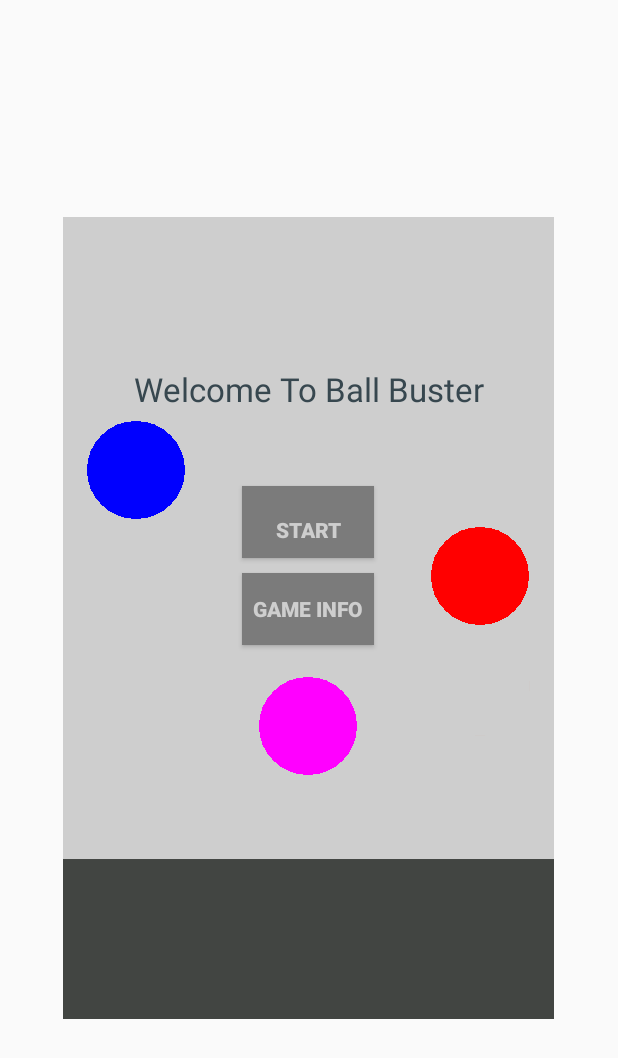
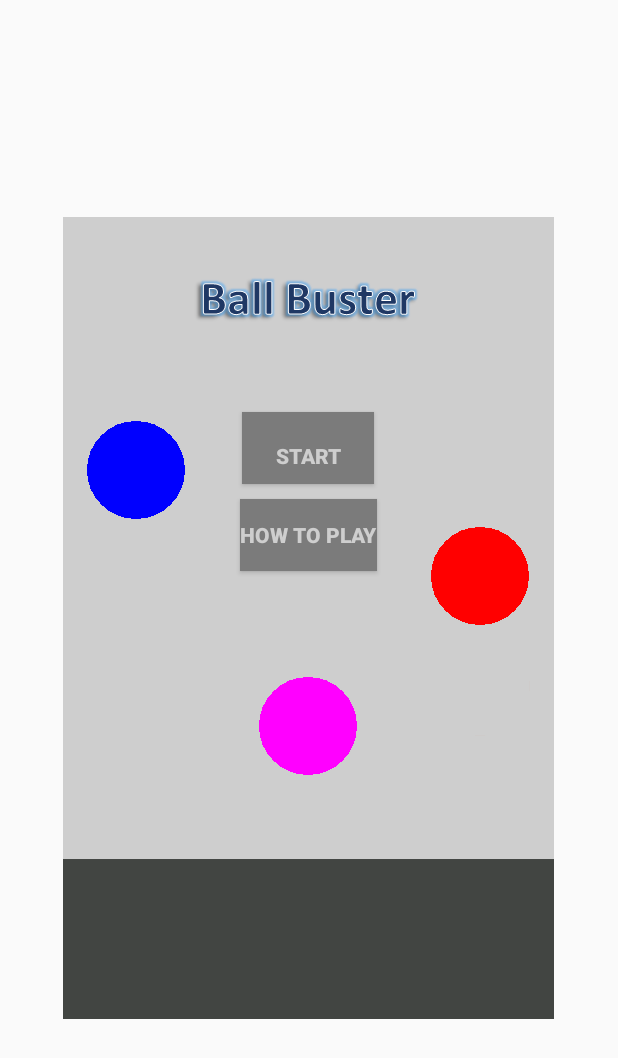
Before and after one commit to daviddevore11/BallBuster, an Android app: the screen it shows after launch (MainActivity), on a phone screen of 412 x 824 dp. Shown: the top 1058 px of the screen. Run offline under Robolectric (Android 15) with nearby library versions, the phone set to English and light mode, and no system bars.

Commit message:
Added a new title as an image view with a custom made title image.  Also added an updated how to play picture as well as an app icon that I made myself in photoshop.

```diff
--- a/app/src/main/AndroidManifest.xml
+++ b/app/src/main/AndroidManifest.xml
@@ -4,7 +4,7 @@
 
     <application
         android:allowBackup="true"
-        android:icon="@mipmap/ic_launcher"
+        android:icon="@mipmap/ballbuster_launcher"
         android:label="@string/app_name"
         android:theme="@style/AppTheme" >
         <activity
--- a/app/src/main/java/edu/augustana/csc490/ballbuster/MainMenuFragment.java
+++ b/app/src/main/java/edu/augustana/csc490/ballbuster/MainMenuFragment.java
@@ -6,18 +6,16 @@ import android.view.LayoutInflater;
 import android.view.View;
 import android.view.ViewGroup;
 import android.widget.Button;
+import android.widget.ImageView;
 import android.widget.LinearLayout;
 import android.widget.TextView;
 
-/**
- * Created by Owner on 4/7/2015.
- */
 public class MainMenuFragment extends Fragment {
 
     private Button startButton;
     private Button howToButton;
     private Button backButton;
-    private TextView title;
+    private ImageView title;
     private LinearLayout linearLayout;
 
     @Override
@@ -26,7 +24,7 @@ public class MainMenuFragment extends Fragment {
         View view = inflater.inflate(R.layout.fragment_menu, container, false);
 
         linearLayout = (LinearLayout) view.findViewById(R.id.linearLayout);
-        title = (TextView) view.findViewById(R.id.weclomeTitle);
+        title = (ImageView) view.findViewById(R.id.gameTitle);
         startButton = (Button) view.findViewById(R.id.startButton);
         howToButton = (Button) view.findViewById(R.id.infoButton);
         backButton = (Button) view.findViewById(R.id.backButton);
--- a/app/src/main/res/layout/fragment_menu.xml
+++ b/app/src/main/res/layout/fragment_menu.xml
@@ -4,21 +4,19 @@
     android:layout_height="match_parent"
     android:background="@mipmap/screen_shot"
     android:id="@+id/linearLayout"
-    android:orientation="vertical">
+    android:orientation="vertical"><![CDATA[
     android:background="@mipmap/screen_shot"
     android:id="@+id/linearLayout">
 
-    <TextView
-        android:layout_width="match_parent"
+    ]]>
+
+    <ImageView
+        android:layout_width="wrap_content"
         android:layout_height="wrap_content"
-        android:textAppearance="?android:attr/textAppearanceLarge"
-        android:text="Welcome To Ball Buster"
-        android:id="@+id/weclomeTitle"
+        android:id="@+id/gameTitle"
         android:layout_gravity="center_horizontal"
-        android:layout_marginTop="100dp"
-        android:gravity="center"
-        android:textStyle="normal"
-        android:textColor="@color/material_blue_grey_800" />
+        android:src="@mipmap/title"
+        android:layout_marginTop="30dp" />
 
     <Button
         android:layout_width="wrap_content"
@@ -36,7 +34,7 @@
     <Button
         android:layout_width="wrap_content"
         android:layout_height="wrap_content"
-        android:text="Game Info"
+        android:text="How To Play"
         android:id="@+id/infoButton"
         android:layout_gravity="center_horizontal"
         android:textColor="#cecece"
--- a/app/src/main/res/values/strings.xml
+++ b/app/src/main/res/values/strings.xml
@@ -2,12 +2,6 @@
     <string name="app_name">Ball Buster</string>
     <string name="time_remaining_format">%.1f seconds</string>
     <string name="action_settings">Settings</string>
-    <string name="welcome">WELCOME TO BALL BUSTER</string>
-    <string name="welcome_info">Prepare your thumbs and sharpen your reaction time.  The goal is
-    to tap as many balls as you can before the time runs out.  But be careful because you must
-    only tap balls that color matches the color displayed in the square at the top of the screen.
-    Good luck!</string>
-    <string name="start_game">Start Game</string>
     <string name="over">GAME OVER</string>
     <string name="reset_game">Reset Game</string>
     <string name="results_format">Total Balls Busted: %1$d</string>
```
Also changed, not shown: app/src/main/ballbuster_launcher-web.png (added), app/src/main/res/mipmap-hdpi/ballbuster_launcher.png (added), app/src/main/res/mipmap-hdpi/how_to.png, app/src/main/res/mipmap-hdpi/title.png (added), app/src/main/res/mipmap-mdpi/ballbuster_launcher.png (added), app/src/main/res/mipmap-xhdpi/ballbuster_launcher.png (added), app/src/main/res/mipmap-xxhdpi/ballbuster_launcher.png (added), app/src/main/res/mipmap-xxxhdpi/ballbuster_launcher.png (added).
